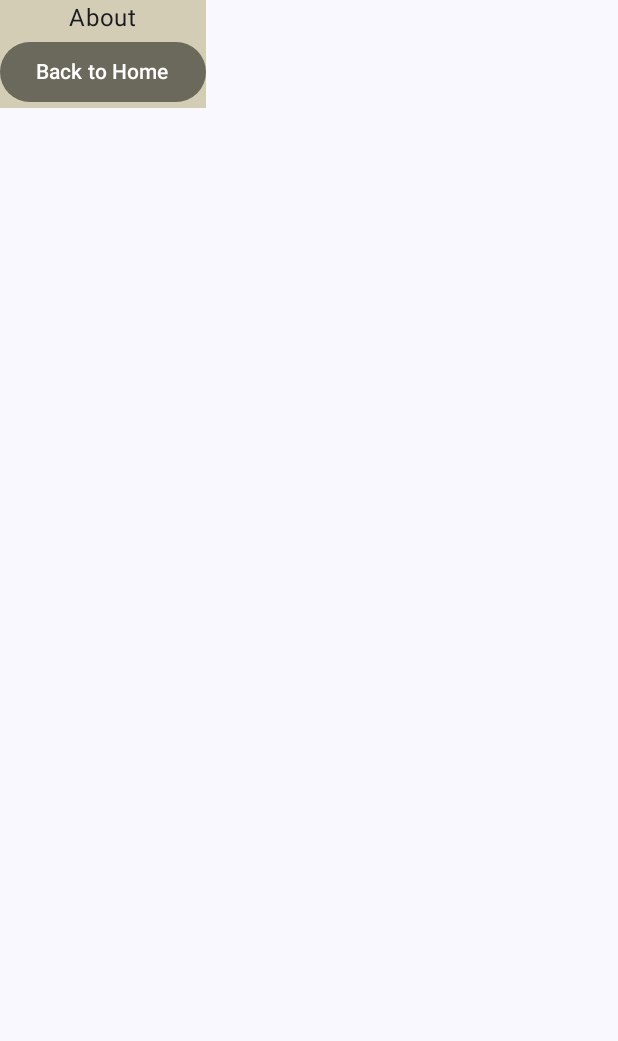
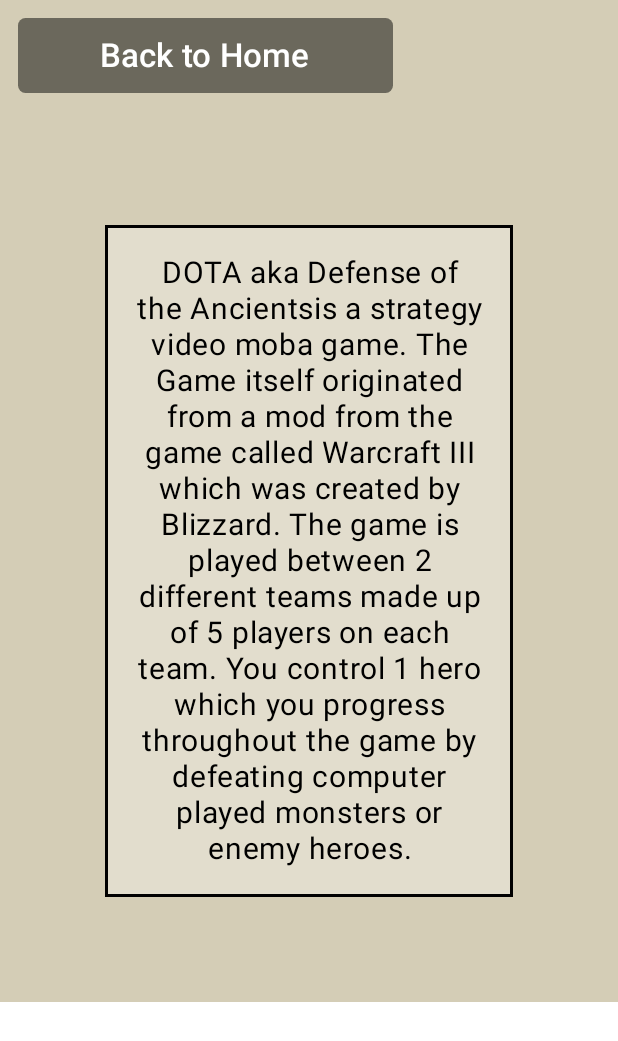
Before and after one commit to MichihideS/sti_android-utveckling_laboration_02, an Android app built with Jetpack Compose: the composable AboutScreen shown on its own in the app's theme, on a phone screen of 412 x 824 dp. Shown: the top 1041 px of the screen. Run offline under Robolectric (Android 15) with nearby library versions, the phone set to English and light mode, and no system bars; libraries missing offline, so code that uses them is left out: com.ramcosta.composedestinations; 1 statement that could not run was skipped.

Commit message:
changed so composable components used in all program + remade some colors

```diff
--- /dev/null
+++ b/app/src/main/java/com/michihides/laboration_02_compose/ui/composables/TextColumn.kt
@@ -0,0 +1,40 @@
+package com.michihides.laboration_02_compose.ui.composables
+
+import androidx.compose.foundation.background
+import androidx.compose.foundation.border
+import androidx.compose.material3.Text
+import com.michihides.laboration_02_compose.ui.theme.Beige
+import androidx.compose.foundation.layout.Arrangement
+import androidx.compose.foundation.layout.Column
+import androidx.compose.foundation.layout.padding
+import androidx.compose.runtime.Composable
+import androidx.compose.ui.Alignment
+import androidx.compose.ui.Modifier
+import androidx.compose.ui.graphics.Color
+import androidx.compose.ui.text.style.TextAlign
+import androidx.compose.ui.unit.dp
+import androidx.compose.ui.unit.sp
+import com.michihides.laboration_02_compose.ui.theme.BeigeTransparency
+
+@Composable
+fun TextColumn(
+    text: String
+) {
+    Column(
+        verticalArrangement = Arrangement.Top,
+        horizontalAlignment = Alignment.CenterHorizontally,
+        modifier = Modifier
+            .background(Beige)
+       ) {
+        Text(text = text,
+            fontSize = 20.sp,
+            textAlign = TextAlign.Center,
+            modifier = Modifier
+                .padding(70.dp)
+                .padding(top = 80.dp)
+                .border(2.dp, Color.Black)
+                .background(BeigeTransparency)
+                .padding(20.dp)
+        )
+    }
+}
--- a/app/src/main/java/com/michihides/laboration_02_compose/ui/screens/AboutScreen.kt
+++ b/app/src/main/java/com/michihides/laboration_02_compose/ui/screens/AboutScreen.kt
@@ -1,37 +1,23 @@
 package com.michihides.laboration_02_compose.ui.screens
 
-import androidx.compose.foundation.background
-import androidx.compose.foundation.layout.Arrangement
-import androidx.compose.foundation.layout.Column
-import androidx.compose.material3.Button
-import androidx.compose.material3.ButtonDefaults
-import androidx.compose.material3.Text
 import androidx.compose.runtime.Composable
-import androidx.compose.ui.Alignment
-import androidx.compose.ui.Modifier
+import androidx.compose.ui.res.stringResource
+import com.michihides.laboration_02_compose.R
 import com.michihides.laboration_02_compose.destinations.HomeDestination
-import com.michihides.laboration_02_compose.ui.theme.Beige
-import com.michihides.laboration_02_compose.ui.theme.BeigeDark
+import com.michihides.laboration_02_compose.ui.composables.ButtonColumn
+import com.michihides.laboration_02_compose.ui.composables.GeneralButton
+import com.michihides.laboration_02_compose.ui.composables.TextColumn
 import com.ramcosta.composedestinations.annotation.Destination
 import com.ramcosta.composedestinations.navigation.DestinationsNavigator
 
 @Destination
 @Composable
 fun AboutScreen(navigator: DestinationsNavigator) {
-    Column(
-        verticalArrangement = Arrangement.Center,
-        horizontalAlignment = Alignment.CenterHorizontally,
-        modifier = Modifier
-            .background(color = Beige)
-    ) {
-        Text(text = "About")
+    TextColumn(text = stringResource(id = R.string.about_info))
 
-        Button(onClick = {
+    ButtonColumn {
+        GeneralButton(textButton = stringResource(id = R.string.back_home)) {
             navigator.navigate(HomeDestination)
-        },
-            colors = ButtonDefaults.buttonColors(BeigeDark)
-            ) {
-            Text(text = "Back to Home")
         }
     }
 }
--- a/app/src/main/java/com/michihides/laboration_02_compose/ui/theme/Color.kt
+++ b/app/src/main/java/com/michihides/laboration_02_compose/ui/theme/Color.kt
@@ -11,5 +11,8 @@ val PurpleGrey40 = Color(0xFF625b71)
 val Pink40 = Color(0xFF7D5260)
 
 val Beige = Color(0xFFd4cdb6)
+val BeigeTransparency = Color(0x90edeadf)
 
 val BeigeDark = Color(0xFF6b685c)
+
+val WhiteDarker = Color(0xFFe8e7e1)
--- a/app/src/main/res/values/strings.xml
+++ b/app/src/main/res/values/strings.xml
@@ -1,3 +1,24 @@
 <resources>
     <string name="app_name">Laboration_02_Compose</string>
+    <string name="welcome_text">Welcome Stranger to the world of DOTA</string>
+    <string name="sign_in">Sign In</string>
+    <string name="about">About</string>
+    <string name="sign_in_page">Sign in here using your login credentials</string>
+    <string name="back_home">Back to Home</string>
+    <string name="log_in">Log In</string>
+    <string name="error_login">Wrong Credentials, try again...</string>
+    <string name="about_info">
+        DOTA aka Defense of the Ancientsis a strategy video moba game.
+        The Game itself originated from a mod from the game called Warcraft III which was created
+        by Blizzard. The game is played between 2 different teams made up of 5 players on each
+        team. You control 1 hero which you progress throughout the game by defeating computer
+        played monsters or enemy heroes.
+
+    </string>
+    <string name="logged_in_cool_info">Cool Info</string>
+    <string name="logged_in_back_home">Logout to Home</string>
+    <string name="logged_in_cool_info_explained">
+        Your favorite hero in DOTA is windranger, a very agile archer
+    </string>
+    <string name="back">Back</string>
 </resources>
```
Also changed, not shown: app/src/main/java/com/michihides/laboration_02_compose/MainActivity.kt (+7 -35 lines), app/src/main/java/com/michihides/laboration_02_compose/ui/composables/GeneralButton.kt (+6 -3 lines), app/src/main/java/com/michihides/laboration_02_compose/ui/composables/LoginHandler.kt (+19 -2 lines), app/src/main/java/com/michihides/laboration_02_compose/ui/screens/LoggedInExtraScreen.kt (+12 -29 lines), app/src/main/java/com/michihides/laboration_02_compose/ui/screens/LoggedInScreen.kt (+9 -28 lines), app/src/main/java/com/michihides/laboration_02_compose/ui/screens/SignInScreen.kt (+25 -36 lines).
